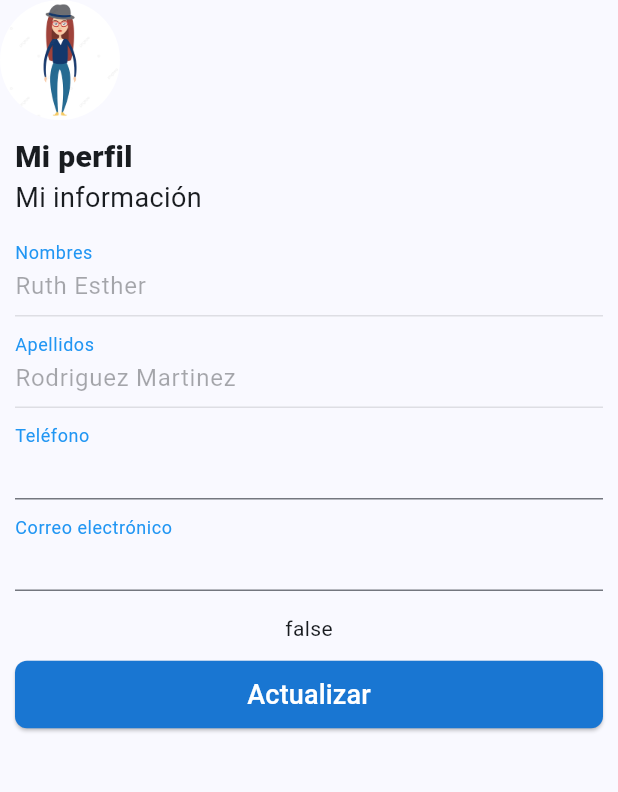
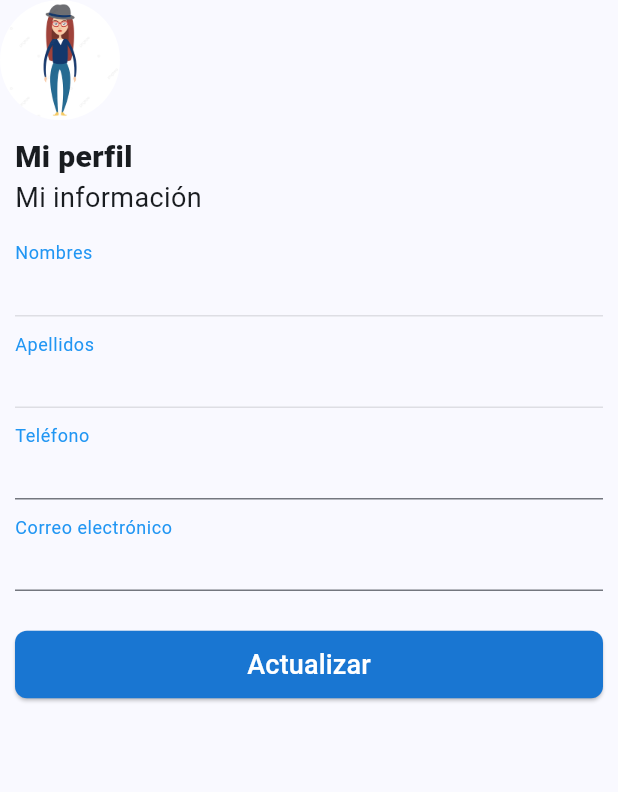
Before and after one commit to SebastianQuis/dental-care-flutter, a Flutter app: the PerfilScreen screen opened by its route, on a phone screen of 412 x 824 dp, the part 279-1071 px from its top. Run offline on Flutter 3.47's test engine with Material 2 defaults, Android fonts, the phone set to English and light mode, and no system bars; our stand-ins replace animate_do, flutter_secure_storage, shared_preferences; accounts and stored records are empty.

Commit message:
v 1.0.3 - actualizar fecha

```diff
--- a/lib/config/services/cita_service.dart
+++ b/lib/config/services/cita_service.dart
@@ -81,7 +81,7 @@ class CitaService extends ChangeNotifier {
       isLoading = true;
       final url = Uri.https(_baseURL,'citas/${cita.id}.json');
       final respuesta = await http.put(url, body: cita.toRawJson());
-      final dataDecodificada = jsonDecode(respuesta.body);
+      // final dataDecodificada = jsonDecode(respuesta.body);
       isLoading = false;
       return 'ok';
     } catch (e) {
--- a/lib/presentation/screens/notificacion_cita_screen.dart
+++ b/lib/presentation/screens/notificacion_cita_screen.dart
@@ -78,7 +78,7 @@ class BodyNotificacion extends StatelessWidget {
             ),
           ),
 
-          Text('${formatDateCalendar(fecha!)} ${fecha.day} de ${fomatMonthCalendar(fecha.month.toString())}', style: const TextStyle(fontWeight: FontWeight.w800, fontSize: 18 ),),
+          Text('${formatDateCalendar(fecha!)} ${fecha.day} de ${fomatMonthCalendar(fecha.month.toString())} ${fecha.year}', style: const TextStyle(fontWeight: FontWeight.w800, fontSize: 18 ),),
           Text('Hora: ${citaForm.horario1 ? '3:00 pm - 4:00 pm'
             : (citaForm.horario2 ? '5:00 pm - 6:00 pm'
             : (citaForm.horario3 ? '7:00 pm - 8:00 pm'
--- a/lib/presentation/screens/perfil_screen.dart
+++ b/lib/presentation/screens/perfil_screen.dart
@@ -62,21 +62,21 @@ class Body extends StatelessWidget {
 
           InputForm(
             labelText: 'Nombres',
-            hintText: 'Ruth Esther',
+            hintText: usuarioLogueado!.nombre,
             enabled: false,
           ),
 
           InputForm(
             textInputType: TextInputType.name,
             labelText: 'Apellidos',
-            hintText: 'Rodriguez Martinez',
+            hintText: usuarioLogueado.apellidos,
             enabled: false,
           ),
 
           InputForm(
             textInputType: TextInputType.number,
             labelText: 'Teléfono',
-            hintText: usuarioLogueado!.celular,
+            hintText: usuarioLogueado.celular,
             onChanged: (value) => usuarioLogueado.celular = value,
           ),
 
@@ -88,9 +88,6 @@ class Body extends StatelessWidget {
           ),
 
           const SizedBox(height: 10,),
-
-          Text('${usuarioService.isLoading}'),
-
 
           Padding(
             padding: const EdgeInsets.symmetric(vertical: 10),
```
